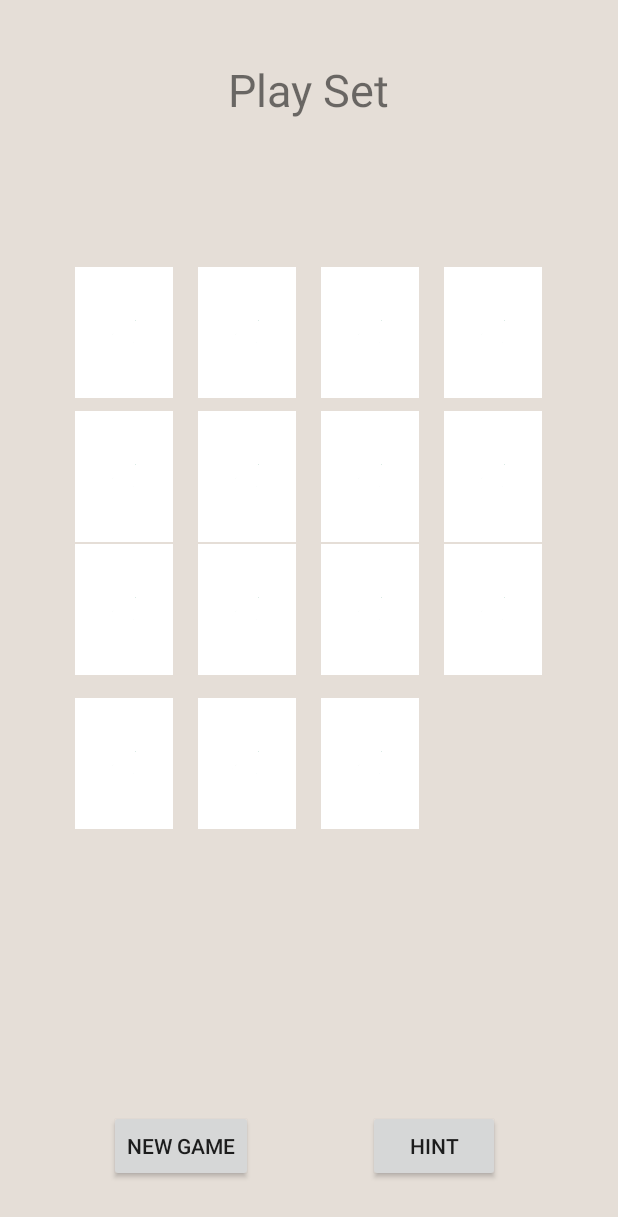
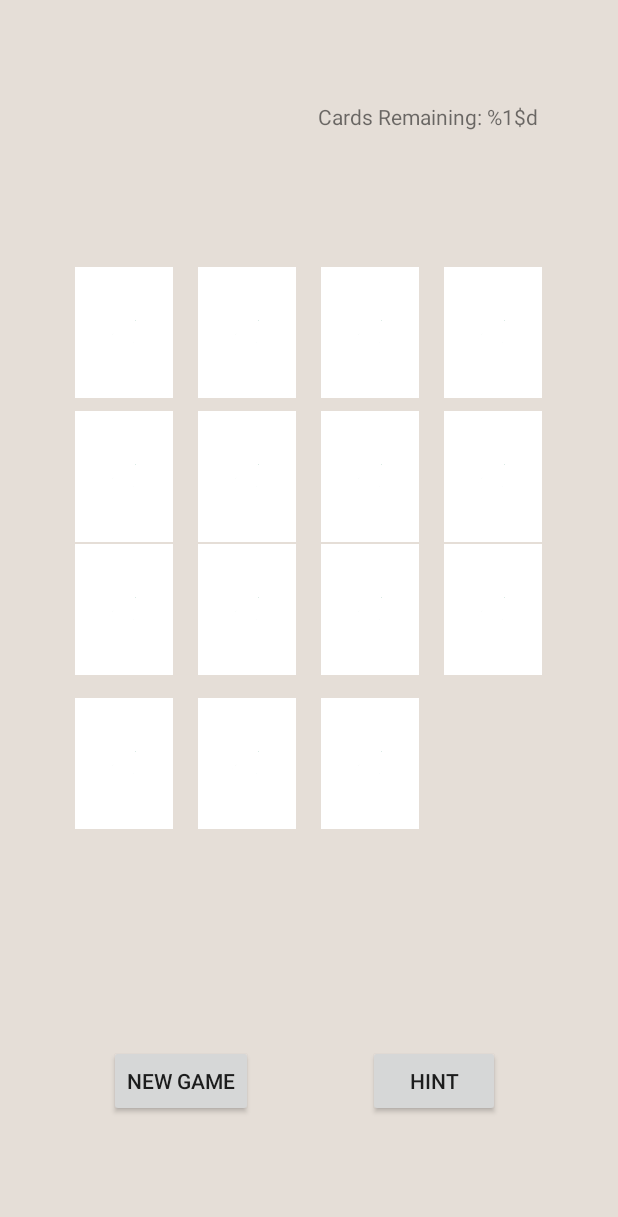
Before and after one commit to allison-silverpine/set, an Android app: the layout activity_main.xml on its own in the app's theme, with its tools: preview values and no code run, on a phone screen of 412 x 824 dp. Shown: the top 1217 px of the screen. Run offline under Robolectric (Android 15) with nearby library versions, the phone set to English and light mode, and no system bars.

Commit message:
Add cards remaining count

```diff
--- a/app/src/main/java/com/example/set/MainActivity.kt
+++ b/app/src/main/java/com/example/set/MainActivity.kt
@@ -89,6 +89,7 @@ class MainActivity : AppCompatActivity() {
             }
         }
         setCardImages()
+        setCardCount()
     }
 
 
@@ -117,13 +118,21 @@ class MainActivity : AppCompatActivity() {
         }
     }
 
+    private fun setCardCount()
+    {
+        val cardsRemaining : TextView = findViewById(R.id.cards_remaining)
+        val cardCount = game.deck.cards.size + game.board.size
+        cardsRemaining.text = getString(R.string.cardCount, cardCount)
+    }
+
     private fun validateCards()
     {
         val resultText : TextView = findViewById(R.id.set_result)
         if(game.makeGuess(selectedCards[0], selectedCards[1], selectedCards[2]))
         {
+            setCardCount()
             if(game.gameWon)
-                resultText.text = "You have won!"
+                resultText.text = getString(R.string.win_text)
         }
         else{
             Toast.makeText(this, "Nope, not a set", Toast.LENGTH_SHORT).show()
@@ -135,8 +144,11 @@ class MainActivity : AppCompatActivity() {
 
     private fun createNewGame()
     {
+        val resultText : TextView = findViewById(R.id.set_result)
+        resultText.text = ""
         game = Game()
         setCardImages()
+        setCardCount()
     }
 
     private fun showHint(){
--- a/app/src/main/res/layout/activity_main.xml
+++ b/app/src/main/res/layout/activity_main.xml
@@ -9,17 +9,28 @@
     tools:context=".MainActivity">
 
     <TextView
-        android:id="@+id/title"
+        android:id="@+id/set_result"
         android:layout_width="wrap_content"
         android:layout_height="wrap_content"
-        android:text="@string/title"
-        android:textSize="30sp"
-        app:layout_constraintBottom_toBottomOf="parent"
+        android:text=""
+        app:layout_constraintBottom_toTopOf="@+id/card2"
+        app:layout_constraintEnd_toEndOf="parent"
         app:layout_constraintHorizontal_bias="0.498"
-        app:layout_constraintLeft_toLeftOf="parent"
-        app:layout_constraintRight_toRightOf="parent"
-        app:layout_constraintTop_toTopOf="parent"
-        app:layout_constraintVertical_bias="0.05" />
+        app:layout_constraintVertical_bias="0.83"
+        app:layout_constraintStart_toStartOf="parent"
+        app:layout_constraintTop_toTopOf="parent" />
+
+    <TextView
+        android:id="@+id/cards_remaining"
+        android:layout_width="wrap_content"
+        android:layout_height="wrap_content"
+        android:text="@string/cardCount"
+        app:layout_constraintBottom_toTopOf="@+id/card2"
+        app:layout_constraintEnd_toEndOf="parent"
+        app:layout_constraintHorizontal_bias="0.798"
+        app:layout_constraintVertical_bias="0.43"
+        app:layout_constraintStart_toStartOf="parent"
+        app:layout_constraintTop_toTopOf="parent" />
 
     <ImageView
         android:id="@+id/card1"
@@ -226,16 +237,6 @@
         app:layout_constraintVertical_bias="0.07" />
 
 
-    <TextView
-        android:id="@+id/set_result"
-        android:layout_width="wrap_content"
-        android:layout_height="wrap_content"
-        android:text=""
-        app:layout_constraintBottom_toBottomOf="parent"
-        app:layout_constraintEnd_toEndOf="parent"
-        app:layout_constraintHorizontal_bias="0.488"
-        app:layout_constraintStart_toStartOf="parent"
-        app:layout_constraintTop_toBottomOf="@+id/card14" />
 
     <androidx.constraintlayout.widget.Guideline
         android:id="@+id/guideline"
@@ -253,8 +254,8 @@
         app:layout_constraintEnd_toEndOf="parent"
         app:layout_constraintHorizontal_bias="0.229"
         app:layout_constraintStart_toStartOf="parent"
-        app:layout_constraintTop_toBottomOf="@+id/set_result"
-        app:layout_constraintVertical_bias="0.542" />
+        app:layout_constraintTop_toTopOf="parent"
+        app:layout_constraintVertical_bias="0.898" />
 
     <Button
         android:id="@+id/hint_button"
@@ -264,9 +265,9 @@
         app:layout_constraintBottom_toBottomOf="parent"
         app:layout_constraintEnd_toEndOf="parent"
         app:layout_constraintHorizontal_bias="0.758"
+        app:layout_constraintVertical_bias="0.898"
         app:layout_constraintStart_toStartOf="parent"
-        app:layout_constraintTop_toBottomOf="@+id/set_result"
-        app:layout_constraintVertical_bias="0.542" />
+        app:layout_constraintTop_toTopOf="parent" />
 
 
 </androidx.constraintlayout.widget.ConstraintLayout>
--- a/app/src/main/res/values/strings.xml
+++ b/app/src/main/res/values/strings.xml
@@ -6,4 +6,6 @@
     <string name="card1">Card1</string>
     <string name="card2">Card2</string>
     <string name="card3">Card3</string>
+    <string name="cardCount">Cards Remaining: %1$d</string>
+    <string name="win_text">You have won!</string>
 </resources>
```
